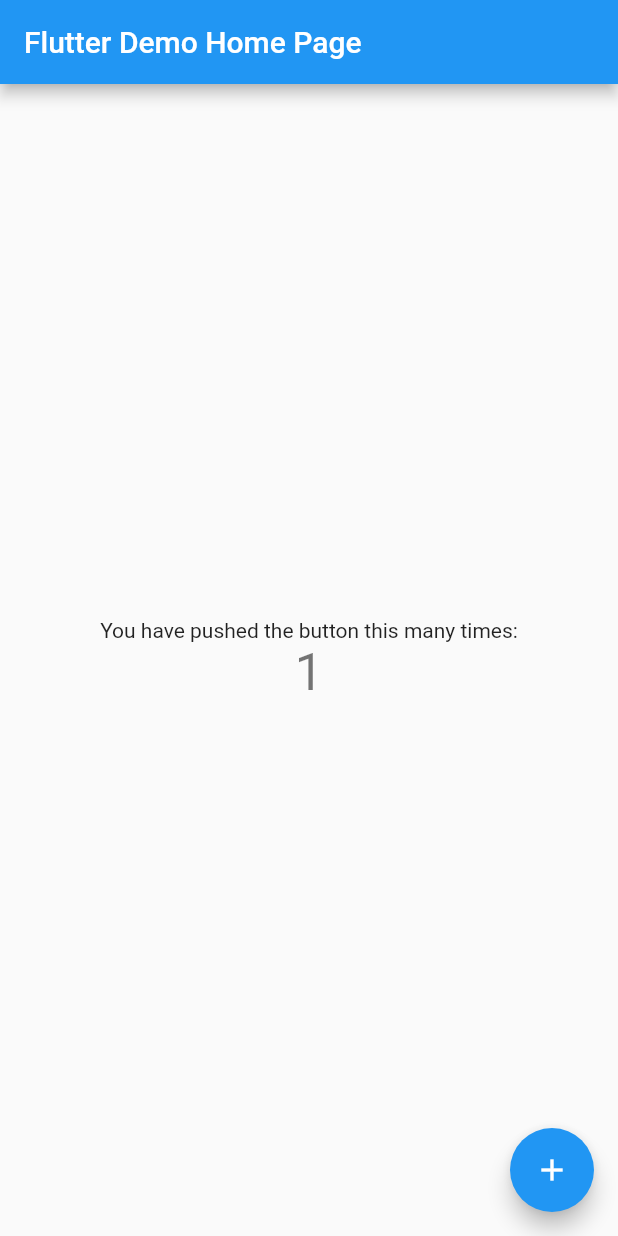
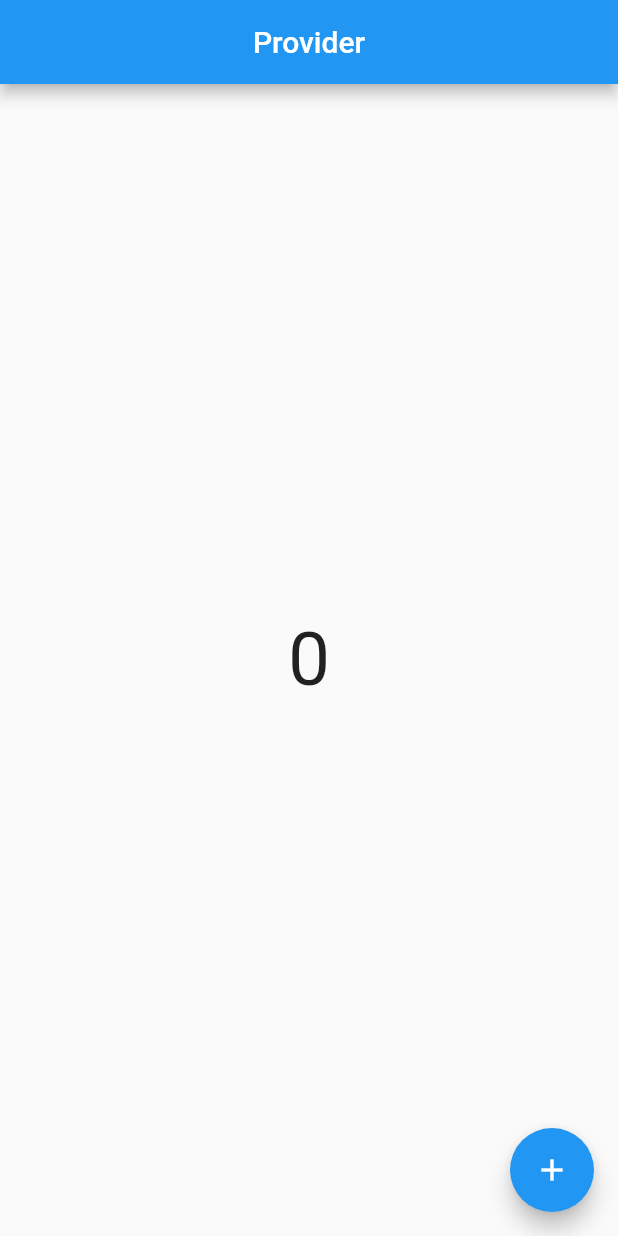
Before and after one commit to hamidhosen42/Flutter-Provider-State-Management, a Flutter app: the screen it shows after launch, after a tap on the "add" icon, on a phone screen of 412 x 824 dp. Run offline on Flutter 3.47's test engine with Material 2 defaults, Android fonts, the phone set to English and light mode, and no system bars.

Commit message:
Stateless widget

```diff
--- /dev/null
+++ b/lib/home_screen.dart
@@ -0,0 +1,41 @@
+// ignore_for_file: prefer_const_constructors, avoid_print, avoid_unnecessary_containers, must_be_immutable
+
+import 'package:flutter/material.dart';
+
+class HomeScreen extends StatelessWidget {
+  HomeScreen({super.key});
+
+  int x = 0;
+
+  @override
+  Widget build(BuildContext context) {
+    print("Hamid");
+    return Scaffold(
+      appBar: AppBar(
+        title: Text("Provider"),
+        centerTitle: true,
+      ),
+      body: Column(
+        mainAxisAlignment: MainAxisAlignment.center,
+        crossAxisAlignment: CrossAxisAlignment.center,
+        children: [
+          Container(
+            child: Center(
+              child: Text(
+                x.toString(),
+                style: TextStyle(fontSize: 50),
+              ),
+            ),
+          )
+        ],
+      ),
+      floatingActionButton: FloatingActionButton(
+        onPressed: () {
+          x++;
+          print(x);
+        },
+        child: Icon(Icons.add),
+      ),
+    );
+  }
+}
--- a/lib/main.dart
+++ b/lib/main.dart
@@ -1,115 +1,24 @@
+// ignore_for_file: prefer_const_constructors
+
 import 'package:flutter/material.dart';
+import 'package:flutter_provider_state_management/home_screen.dart';
 
-void main() {
-  runApp(const MyApp());
+void main(List<String> args) {
+  runApp(MyApp());
 }
 
 class MyApp extends StatelessWidget {
   const MyApp({super.key});
 
-  // This widget is the root of your application.
   @override
   Widget build(BuildContext context) {
     return MaterialApp(
+      debugShowCheckedModeBanner: false,
       title: 'Flutter Demo',
       theme: ThemeData(
-        // This is the theme of your application.
-        //
-        // Try running your application with "flutter run". You'll see the
-        // application has a blue toolbar. Then, without quitting the app, try
-        // changing the primarySwatch below to Colors.green and then invoke
-        // "hot reload" (press "r" in the console where you ran "flutter run",
-        // or simply save your changes to "hot reload" in a Flutter IDE).
-        // Notice that the counter didn't reset back to zero; the application
-        // is not restarted.
         primarySwatch: Colors.blue,
       ),
-      home: const MyHomePage(title: 'Flutter Demo Home Page'),
+      home: HomeScreen(),
     );
   }
 }
-
-class MyHomePage extends StatefulWidget {
-  const MyHomePage({super.key, required this.title});
-
-  // This widget is the home page of your application. It is stateful, meaning
-  // that it has a State object (defined below) that contains fields that affect
-  // how it looks.
-
-  // This class is the configuration for the state. It holds the values (in this
-  // case the title) provided by the parent (in this case the App widget) and
-  // used by the build method of the State. Fields in a Widget subclass are
-  // always marked "final".
-
-  final String title;
-
-  @override
-  State<MyHomePage> createState() => _MyHomePageState();
-}
-
-class _MyHomePageState extends State<MyHomePage> {
-  int _counter = 0;
-
-  void _incrementCounter() {
-    setState(() {
-      // This call to setState tells the Flutter framework that something has
-      // changed in this State, which causes it to rerun the build method below
-      // so that the display can reflect the updated values. If we changed
-      // _counter without calling setState(), then the build method would not be
-      // called again, and so nothing would appear to happen.
-      _counter++;
-    });
-  }
-
-  @override
-  Widget build(BuildContext context) {
-    // This method is rerun every time setState is called, for instance as done
-    // by the _incrementCounter method above.
-    //
-    // The Flutter framework has been optimized to make rerunning build methods
-    // fast, so that you can just rebuild anything that needs updating rather
-    // than having to individually change instances of widgets.
-    return Scaffold(
-      appBar: AppBar(
-        // Here we take the value from the MyHomePage object that was created by
-        // the App.build method, and use it to set our appbar title.
-        title: Text(widget.title),
-      ),
-      body: Center(
-        // Center is a layout widget. It takes a single child and positions it
-        // in the middle of the parent.
-        child: Column(
-          // Column is also a layout widget. It takes a list of children and
-          // arranges them vertically. By default, it sizes itself to fit its
-          // children horizontally, and tries to be as tall as its parent.
-          //
-          // Invoke "debug painting" (press "p" in the console, choose the
-          // "Toggle Debug Paint" action from the Flutter Inspector in Android
-          // Studio, or the "Toggle Debug Paint" command in Visual Studio Code)
-          // to see the wireframe for each widget.
-          //
-          // Column has various properties to control how it sizes itself and
-          // how it positions its children. Here we use mainAxisAlignment to
-          // center the children vertically; the main axis here is the vertical
-          // axis because Columns are vertical (the cross axis would be
-          // horizontal).
-          mainAxisAlignment: MainAxisAlignment.center,
-          children: <Widget>[
-            const Text(
-              'You have pushed the button this many times:',
-            ),
-            Text(
-              '$_counter',
-              style: Theme.of(context).textTheme.headlineMedium,
-            ),
-          ],
-        ),
-      ),
-      floatingActionButton: FloatingActionButton(
-        onPressed: _incrementCounter,
-        tooltip: 'Increment',
-        child: const Icon(Icons.add),
-      ), // This trailing comma makes auto-formatting nicer for build methods.
-    );
-  }
-}
```
Also changed, not shown: 1 other file.
